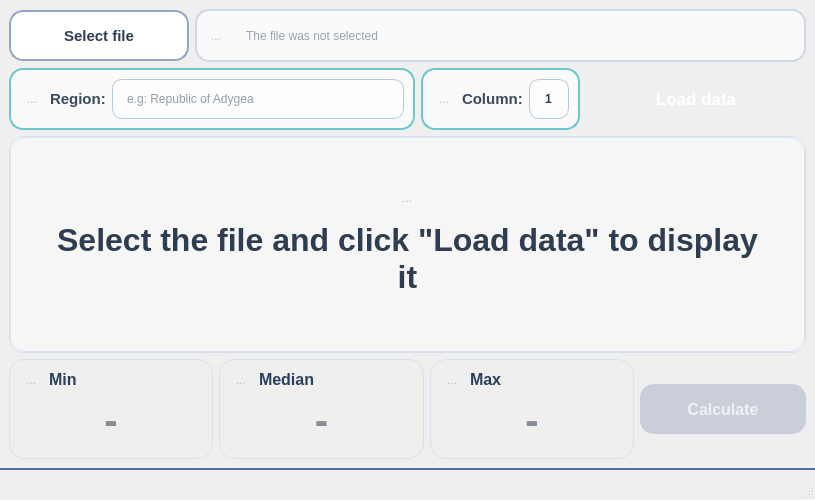
First picture: the form in mainwindow.ui, repository aleksei-manikhin/sem2_lab_02_OP, before the edit.
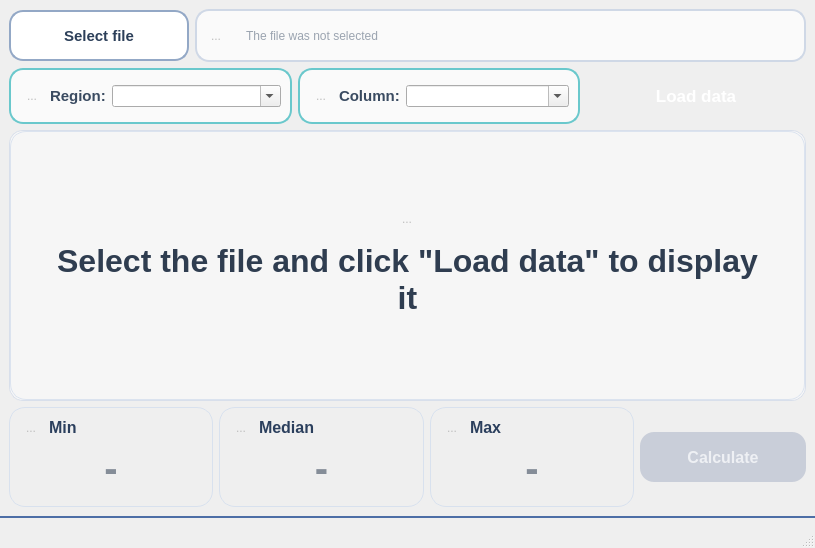
Second picture: the form after the edit. Icons and pictures are not drawn.

Commit message: change ui(add comboboxes) + add dropdown list in mainwindow.h and mainwindow.cpp

The edit to the form file:
```diff
--- a/mainwindow.ui
+++ b/mainwindow.ui
@@ -7,7 +7,7 @@
     <x>0</x>
     <y>0</y>
     <width>815</width>
-    <height>500</height>
+    <height>548</height>
    </rect>
   </property>
   <property name="sizePolicy">
@@ -87,29 +87,20 @@
     font-weight: 600;
 }
 
-QLineEdit#regionLineEdit {
+QComboBox#regionComboBox, QComboBox#columnComboBox {
     background: rgba(255,255,255,0.65);
     border: 1px solid #b8c8db;
     border-radius: 10px;
-    padding: 0 12px;
+    padding: 0 10px;
     color: #2a3d54;
 }
 QLineEdit#regionLineEdit:focus {
     border: 2px solid #5cc7cb;
     background: #ffffff;
 }
-
-QSpinBox#columnSpinBox {
-    background: rgba(255,255,255,0.65);
-    border: 1px solid #b8c8db;
-    border-radius: 10px;
-    color: #2a3d54;
-    padding: 0 8px;
-    font-weight: 600;
-}
-QSpinBox#columnSpinBox:focus {
-    border: 2px solid #5cc7cb;
-    background: #ffffff;
+QComboBox#regionComboBox::drop-down, QComboBox#columnComboBox::drop-down {
+    border: none;
+    width: 24px;
 }
 
 QPushButton#loadDataButton {
@@ -418,6 +409,12 @@
          </item>
          <item>
           <widget class="QLabel" name="regionText">
+           <property name="sizePolicy">
+            <sizepolicy hsizetype="Fixed" vsizetype="Preferred">
+             <horstretch>0</horstretch>
+             <verstretch>0</verstretch>
+            </sizepolicy>
+           </property>
            <property name="font">
             <font>
              <pointsize>11</pointsize>
@@ -430,27 +427,22 @@
           </widget>
          </item>
          <item>
-          <widget class="QLineEdit" name="regionLineEdit">
-           <property name="sizePolicy">
-            <sizepolicy hsizetype="Expanding" vsizetype="Fixed">
-             <horstretch>0</horstretch>
-             <verstretch>0</verstretch>
-            </sizepolicy>
-           </property>
-           <property name="minimumSize">
-            <size>
-             <width>0</width>
-             <height>40</height>
-            </size>
-           </property>
-           <property name="font">
-            <font>
-             <pointsize>9</pointsize>
-            </font>
-           </property>
-           <property name="placeholderText">
-            <string>e.g: Republic of Adygea</string>
-           </property>
+          <widget class="QComboBox" name="regionComboBox">
+            <property name="editable">
+             <bool>true</bool>
+            </property>
+            <property name="insertPolicy">
+             <enum>QComboBox::InsertPolicy::NoInsert</enum>
+            </property>
+            <property name="duplicatesEnabled">
+             <bool>false</bool>
+            </property>
+            <property name="maxVisibleItems">
+             <number>12</number>
+            </property>
+            <property name="placeholderText">
+             <string>e.g. Republic of Adygea</string>
+            </property>
           </widget>
          </item>
         </layout>
@@ -491,6 +483,12 @@
          </item>
          <item>
           <widget class="QLabel" name="columnLabel">
+           <property name="sizePolicy">
+            <sizepolicy hsizetype="Fixed" vsizetype="Preferred">
+             <horstretch>0</horstretch>
+             <verstretch>0</verstretch>
+            </sizepolicy>
+           </property>
            <property name="font">
             <font>
              <pointsize>11</pointsize>
@@ -503,32 +501,23 @@
           </widget>
          </item>
          <item>
-          <widget class="QSpinBox" name="columnSpinBox">
-           <property name="sizePolicy">
-            <sizepolicy hsizetype="Maximum" vsizetype="Fixed">
-             <horstretch>0</horstretch>
-             <verstretch>0</verstretch>
-            </sizepolicy>
-           </property>
-           <property name="minimumSize">
-            <size>
-             <width>40</width>
-             <height>40</height>
-            </size>
-           </property>
-           <property name="alignment">
-            <set>Qt::AlignmentFlag::AlignCenter</set>
-           </property>
-           <property name="buttonSymbols">
-            <enum>QAbstractSpinBox::ButtonSymbols::NoButtons</enum>
-           </property>
-           <property name="minimum">
-            <number>1</number>
-           </property>
-           <property name="maximum">
-            <number>7</number>
-           </property>
-          </widget>
+          <widget class="QComboBox" name="columnComboBox">
+            <property name="editable">
+             <bool>true</bool>
+            </property>
+            <property name="insertPolicy">
+             <enum>QComboBox::InsertPolicy::NoInsert</enum>
+            </property>
+            <property name="duplicatesEnabled">
+             <bool>false</bool>
+            </property>
+            <property name="maxVisibleItems">
+             <number>12</number>
+            </property>
+            <property name="placeholderText">
+             <string>Select column</string>
+            </property>
+           </widget>
          </item>
         </layout>
        </widget>
```
Left out of the diff: 2 changed lines with no effect on the pictures. The commit also changes 2 other files.
